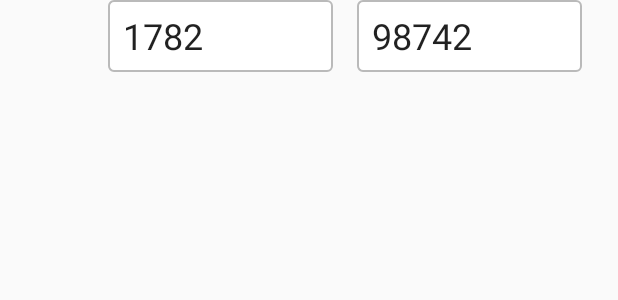
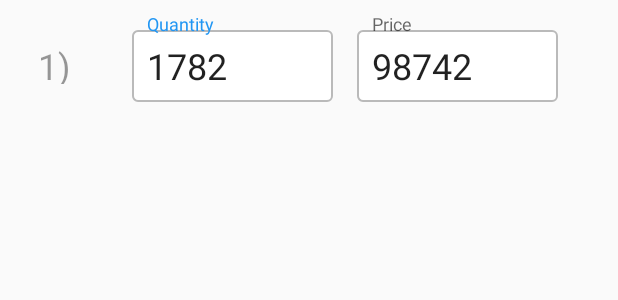
Before and after one commit to AlexSheiko/Stock-Control, an Android app: the layout list_item_stock_edit.xml on its own in the app's theme, with its tools: preview values and no code run, on a phone screen of 412 x 824 dp. Shown: the top 300 px of the screen. Run offline under Robolectric (Android 15) with nearby library versions, the phone set to English and light mode, and no system bars.

Commit message:
Wrap input fields in TextInputLayout

```diff
--- a/app/src/main/java/com/mappfia/stockcontrol/StockEditAdapter.java
+++ b/app/src/main/java/com/mappfia/stockcontrol/StockEditAdapter.java
@@ -6,11 +6,9 @@ import android.view.View;
 import android.view.ViewGroup;
 import android.widget.ArrayAdapter;
 import android.widget.EditText;
+import android.widget.TextView;
 
 import com.parse.ParseObject;
-
-import java.text.NumberFormat;
-import java.util.Locale;
 
 public class StockEditAdapter extends ArrayAdapter<ParseObject> {
 
@@ -24,14 +22,13 @@ public class StockEditAdapter extends ArrayAdapter<ParseObject> {
         View rootView = inflater.inflate(R.layout.list_item_stock_edit, parent, false);
 
         ParseObject stock = getItem(position);
+        ((TextView) rootView.findViewById(R.id.positionLabel)).setText((position + 1) + ")");
 
         EditText quantityField = (EditText) rootView.findViewById(R.id.quantityField);
-        NumberFormat formatter = NumberFormat.getInstance(Locale.UK);
-        quantityField.setText(formatter.format(stock.getInt("quantity")));
+        quantityField.setText(stock.getInt("quantity") + "");
 
         EditText priceField = (EditText) rootView.findViewById(R.id.priceField);
-        formatter = NumberFormat.getCurrencyInstance(Locale.UK);
-        priceField.setText(formatter.format(stock.getNumber("price")));
+        priceField.setText(stock.getNumber("price") + "");
 
         return rootView;
     }
--- a/app/src/main/res/layout/activity_main.xml
+++ b/app/src/main/res/layout/activity_main.xml
@@ -126,13 +126,13 @@
                 android:singleLine="true"
                 android:layout_height="wrap_content"
                 android:inputType="number"
+                android:maxLength="7"
                 android:background="@drawable/edittext_background"
                 android:textColorHint="#2a000000"
                 android:paddingLeft="16dp"
                 android:paddingRight="16dp"
                 android:paddingTop="4dp"
                 android:paddingBottom="8dp"
-                android:maxLength="7"
                 android:hint="Items"
                 android:textSize="32sp"/>
 
--- a/app/src/main/res/layout/list_item_stock_edit.xml
+++ b/app/src/main/res/layout/list_item_stock_edit.xml
@@ -6,14 +6,27 @@
               android:orientation="horizontal">
 
     <TextView
+        android:id="@+id/positionLabel"
         android:layout_width="72dp"
         android:textSize="24sp"
-        android:layout_height="48dp"/>
+        android:paddingTop="27dp"
+        tools:text="1)"
+        android:textColor="#67000000"
+        android:gravity="center"
+        android:layout_height="56dp"/>
+
+    <android.support.design.widget.TextInputLayout
+        android:layout_width="150dp"
+        android:paddingTop="8dp"
+        android:layout_height="wrap_content">
 
     <EditText
         android:id="@+id/quantityField"
-        android:layout_width="150dp"
+        android:layout_width="match_parent"
         android:layout_height="48dp"
+        android:layout_marginLeft="16dp"
+        android:inputType="number"
+        android:maxLength="7"
         android:background="@drawable/edittext_background"
         android:hint="Quantity"
         android:paddingLeft="10dp"
@@ -21,9 +34,18 @@
         tools:text="1782"
         android:textSize="24sp"/>
 
+    </android.support.design.widget.TextInputLayout>
+
+    <android.support.design.widget.TextInputLayout
+        android:layout_width="150dp"
+        android:paddingTop="8dp"
+        android:layout_height="wrap_content">
+
     <EditText
         android:id="@+id/priceField"
-        android:layout_width="150dp"
+        android:inputType="numberDecimal"
+        android:maxLength="10"
+        android:layout_width="match_parent"
         android:layout_height="48dp"
         android:layout_marginLeft="16dp"
         android:background="@drawable/edittext_background"
@@ -33,4 +55,6 @@
         tools:text="98742"
         android:textSize="24sp"/>
 
+    </android.support.design.widget.TextInputLayout>
+
 </LinearLayout>
```
